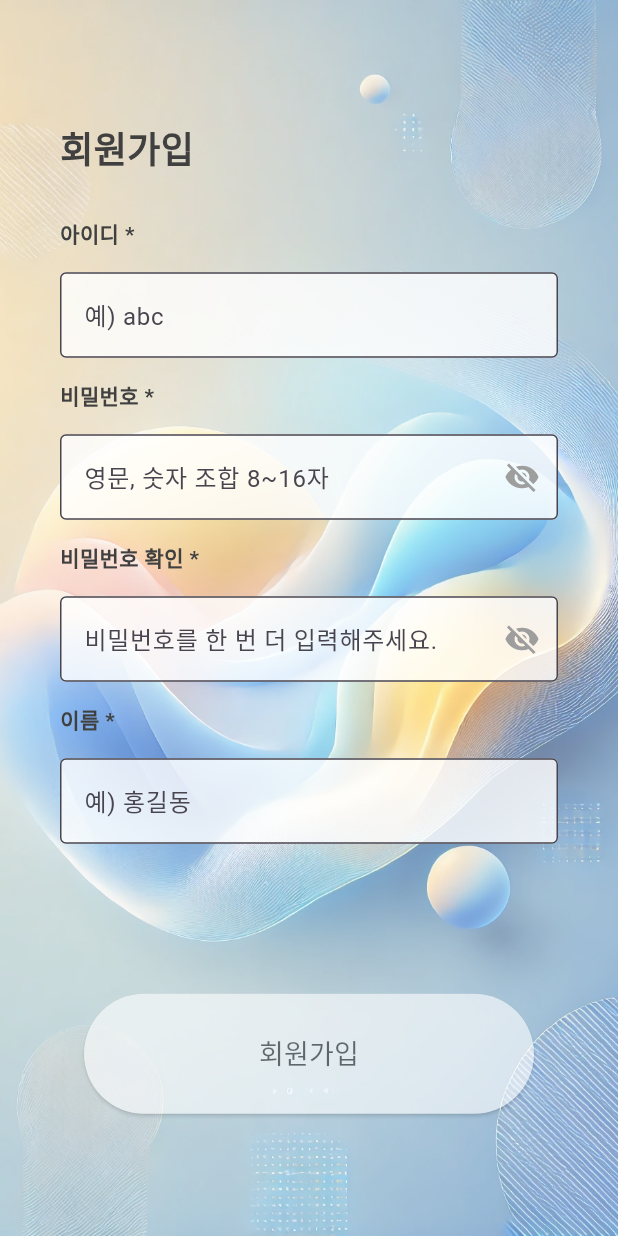
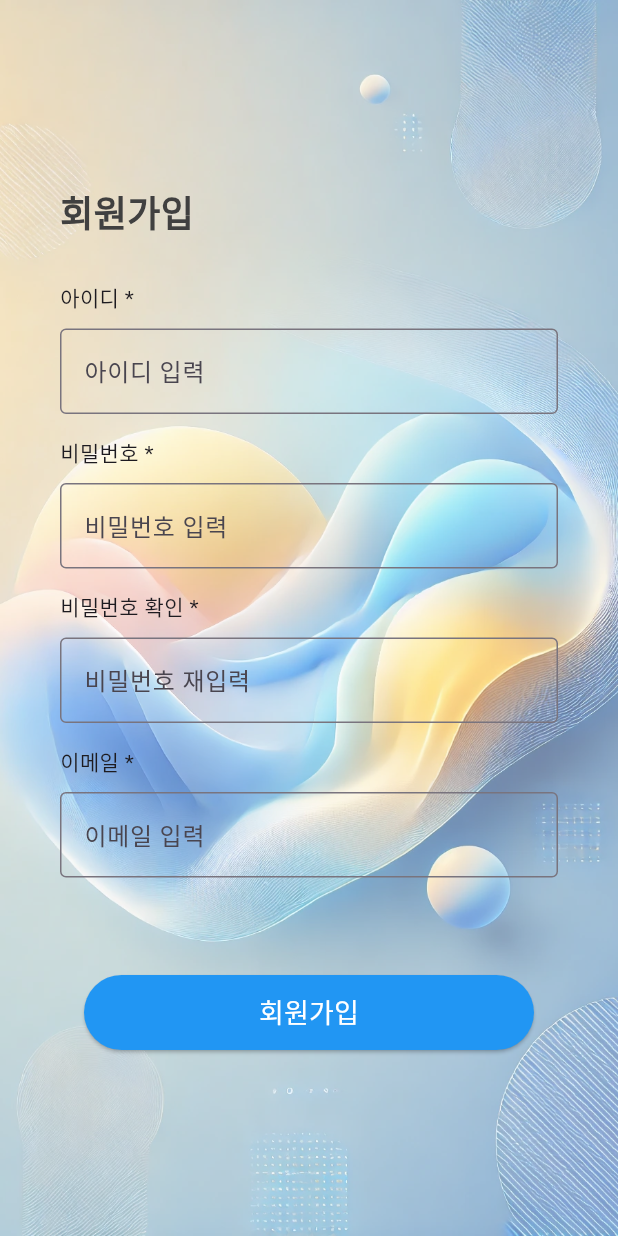
Before and after one commit to zihoo318/LUMOS, a Flutter app: the SignUpScreen screen opened directly, on a phone screen of 412 x 824 dp. Run offline on Flutter 3.47's test engine with Material 3 defaults, Android fonts, the phone set to English and light mode, and no system bars; our stand-ins replace table_calendar; network calls fail.

Commit message:
로그인 회원가입 mysql 연결 전

```diff
--- a/App/lib/signup.dart
+++ b/App/lib/signup.dart
@@ -1,29 +1,73 @@
 import 'package:flutter/material.dart';
+import 'package:http/http.dart' as http;
+import 'dart:convert'; // JSON 변환을 위해 필요
 
-void main() {
-  runApp(MyApp());
+
+class SignUpScreen extends StatefulWidget {
+  @override
+  _SignUpScreenState createState() => _SignUpScreenState();
 }
 
-class MyApp extends StatelessWidget {
-  @override
-  Widget build(BuildContext context) {
-    return MaterialApp(
-      debugShowCheckedModeBanner: false,
-      home: SignUpScreen(), // 회원가입 화면으로 변경
+class _SignUpScreenState extends State<SignUpScreen> {
+  // 입력 필드 컨트롤러
+  final TextEditingController usernameController = TextEditingController();
+  final TextEditingController passwordController = TextEditingController();
+  final TextEditingController confirmPasswordController = TextEditingController();
+  final TextEditingController nameController = TextEditingController();
+  final TextEditingController emailController = TextEditingController();
+
+  // 백엔드 API 주소
+  final String apiUrl = "http://YOUR_SERVER_IP:8080/api/users/register";
+
+  // 회원가입 요청 함수
+  Future<void> signUp() async {
+    if (passwordController.text != confirmPasswordController.text) {
+      ScaffoldMessenger.of(context).showSnackBar(
+        SnackBar(content: Text("비밀번호가 일치하지 않습니다.")),
+      );
+      return;
+    }
+
+    Map<String, dynamic> requestBody = {
+      "username": usernameController.text,
+      "password": passwordController.text,
+      "email": emailController.text,
+      "role": "ROLE_USER"
+    };
+
+    try {
+      final response = await http.post(
+        Uri.parse(apiUrl),
+        headers: {"Content-Type": "application/json"},
+        body: jsonEncode(requestBody),
+      );
+
+      if (response.statusCode == 200) {
+        ScaffoldMessenger.of(context).showSnackBar(
+          SnackBar(content: Text("회원가입 성공! 로그인하세요.")),
+        );
+        Navigator.pop(context); // 회원가입 후 로그인 화면으로 이동
+      } else {
+        ScaffoldMessenger.of(context).showSnackBar(
+          SnackBar(content: Text("회원가입 실패! 다시 시도하세요.")),
+        );
+      }
+    } catch (e) {
+      print("오류 발생: $e");
+      ScaffoldMessenger.of(context).showSnackBar(
+        SnackBar(content: Text("네트워크 오류 발생.")),
       );
     }
   }
 
-class SignUpScreen extends StatelessWidget {
   @override
   Widget build(BuildContext context) {
     return Scaffold(
       body: Stack(
         children: [
-          // 배경 이미지
           Positioned.fill(
             child: Opacity(
-              opacity: 0.6, // 배경 투명도 적용
+              opacity: 0.6,
               child: Image.asset(
                 'assets/background1.png',
                 fit: BoxFit.cover,
@@ -35,138 +79,84 @@ class SignUpScreen extends StatelessWidget {
               padding: const EdgeInsets.symmetric(horizontal: 40.0),
               child: Column(
                 mainAxisAlignment: MainAxisAlignment.center,
-                crossAxisAlignment: CrossAxisAlignment.start, // 텍스트 왼쪽 정렬
+                crossAxisAlignment: CrossAxisAlignment.start,
                 children: [
-                  // 회원가입 제목
                   Text(
                     "회원가입",
                     style: TextStyle(
                       fontSize: 24,
                       fontWeight: FontWeight.bold,
-                      color: Color(0xFF404040), // HEX 색상 적용
+                      color: Color(0xFF404040),
                     ),
                   ),
                   SizedBox(height: 30),
 
                   // 아이디 입력 필드
-                  Text(
-                    "아이디 *",
-                    style: TextStyle(
-                      fontSize: 14,
-                      fontWeight: FontWeight.bold,
-                      color: Color(0xFF404040),
-                    ),
-                  ),
-                  SizedBox(height: 15),
-                  SizedBox(
-                    width: 360,
-                    child: TextField(
+                  Text("아이디 *"),
+                  SizedBox(height: 10),
+                  TextField(
+                    controller: usernameController,
                     decoration: InputDecoration(
-                        hintText: "예) abc",
+                      hintText: "아이디 입력",
                       border: OutlineInputBorder(),
-                        filled: true,
-                        fillColor: Colors.white.withOpacity(0.8),
-                      ),
                     ),
                   ),
                   SizedBox(height: 15),
 
                   // 비밀번호 입력 필드
-                  Text(
-                    "비밀번호 *",
-                    style: TextStyle(
-                      fontSize: 14,
-                      fontWeight: FontWeight.bold,
-                      color: Color(0xFF404040),
-                    ),
-                  ),
-                  SizedBox(height: 15),
-                  SizedBox(
-                    width: 360,
-                    child: TextField(
+                  Text("비밀번호 *"),
+                  SizedBox(height: 10),
+                  TextField(
+                    controller: passwordController,
                     obscureText: true,
                     decoration: InputDecoration(
-                        hintText: "영문, 숫자 조합 8~16자",
+                      hintText: "비밀번호 입력",
                       border: OutlineInputBorder(),
-                        filled: true,
-                        fillColor: Colors.white.withOpacity(0.8),
-                        suffixIcon: Icon(
-                          Icons.visibility_off,
-                          color: Colors.grey, // 아이콘 색상을 연하게 설정
-                        ), // 비밀번호 보기 아이콘 추가
-                      ),
                     ),
                   ),
                   SizedBox(height: 15),
 
-                  // 비밀번호 확인 필드
-                  Text(
-                    "비밀번호 확인 *",
-                    style: TextStyle(
-                      fontSize: 14,
-                      fontWeight: FontWeight.bold,
-                      color: Color(0xFF404040),
-                    ),
-                  ),
-                  SizedBox(height: 15),
-                  SizedBox(
-                    width: 360,
-                    child: TextField(
+                  // 비밀번호 확인
+                  Text("비밀번호 확인 *"),
+                  SizedBox(height: 10),
+                  TextField(
+                    controller: confirmPasswordController,
                     obscureText: true,
                     decoration: InputDecoration(
-                        hintText: "비밀번호를 한 번 더 입력해주세요.",
+                      hintText: "비밀번호 재입력",
                       border: OutlineInputBorder(),
-                        filled: true,
-                        fillColor: Colors.white.withOpacity(0.8),
-                        suffixIcon: Icon(
-                          Icons.visibility_off,
-                          color: Colors.grey, // 아이콘 색상을 연하게 설정
-                        ),
-                      ),
                     ),
                   ),
                   SizedBox(height: 15),
 
-                  // 이름 입력 필드
-                  Text(
-                    "이름 *",
-                    style: TextStyle(
-                      fontSize: 14,
-                      fontWeight: FontWeight.bold,
-                      color: Color(0xFF404040),
+                  // 이메일 입력
+                  Text("이메일 *"),
+                  SizedBox(height: 10),
+                  TextField(
+                    controller: emailController,
+                    decoration: InputDecoration(
+                      hintText: "이메일 입력",
+                      border: OutlineInputBorder(),
                     ),
                   ),
                   SizedBox(height: 15),
-                  SizedBox(
-                    width: 360,
-                    child: TextField(
-                      decoration: InputDecoration(
-                        hintText: "예) 홍길동",
-                        border: OutlineInputBorder(),
-                        filled: true,
-                        fillColor: Colors.white.withOpacity(0.8),
-                      ),
-                    ),
-                  ),
-                  SizedBox(height: 100), // 버튼을 좀 더 아래 배치
+
+                  SizedBox(height: 50),
 
                   // 회원가입 버튼
                   Center(
-                    child: Opacity(
-                      opacity: 0.6, // 버튼 투명도 적용
                     child: SizedBox(
                       width: 300,
-                        height: 80,
+                      height: 50,
                       child: ElevatedButton(
-                          onPressed: () {},
+                        onPressed: signUp, // 버튼 클릭 시 signUp() 함수 실행
                         style: ElevatedButton.styleFrom(
-                            backgroundColor: Colors.white,
+                          backgroundColor: Colors.blue,
                           minimumSize: Size(double.infinity, 50),
                         ),
                         child: Text(
                           "회원가입",
-                            style: TextStyle(fontSize: 18, color: Colors.black87),
-                          ),
+                          style: TextStyle(fontSize: 18, color: Colors.white),
                         ),
                       ),
                     ),
--- a/App/pubspec.yaml
+++ b/App/pubspec.yaml
@@ -30,6 +30,7 @@ environment:
 dependencies:
   flutter:
     sdk: flutter
+  http: ^0.13.5
   table_calendar: ^3.0.9  # 최신 버전 확인하고 사용해도 돼
 
 
```
Also changed, not shown: App/lib/login.dart (+46 -3 lines), App/pubspec.lock, 6 other files. Lines whose indentation alone changed are shown as unchanged.
